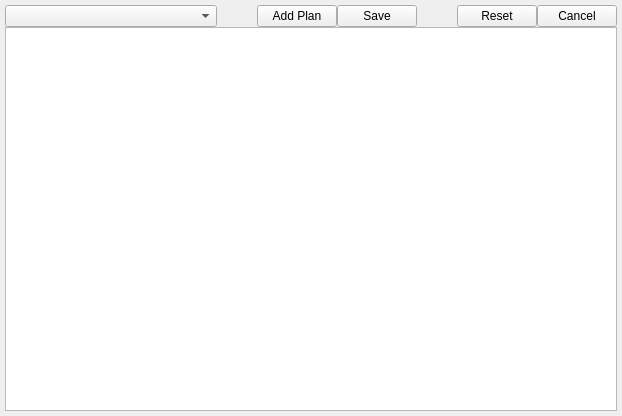
Above: src/QSview/resources/plan_editor.ui from BCDA-APS/QSview before the change. Below: the same form after it.
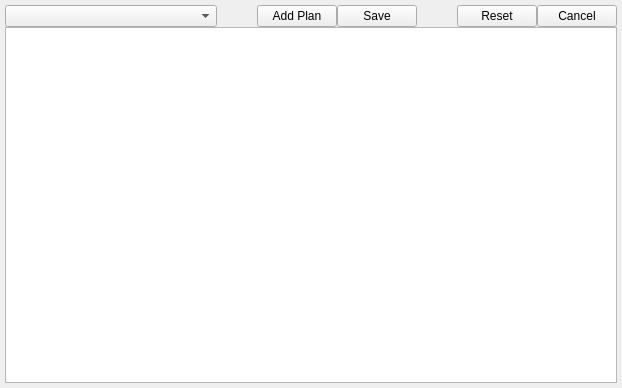
That is the form after the change. Icons and pictures are not drawn.

Patch:
```diff
--- a/src/QSview/resources/plan_editor.ui
+++ b/src/QSview/resources/plan_editor.ui
@@ -7,7 +7,7 @@
     <x>0</x>
     <y>0</y>
     <width>622</width>
-    <height>416</height>
+    <height>388</height>
    </rect>
   </property>
   <property name="windowTitle">
```
Left out of the diff: 2 changed lines with no effect on the pictures.
